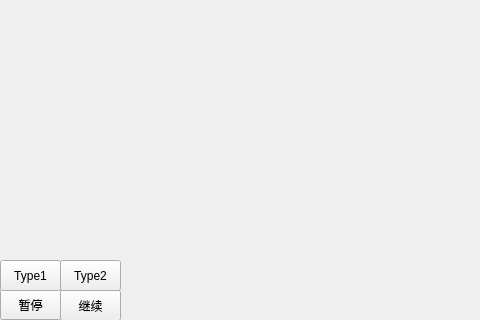
xiaoqiche/TowerDefenseQt, file mainwindow.ui: the form before one commit.
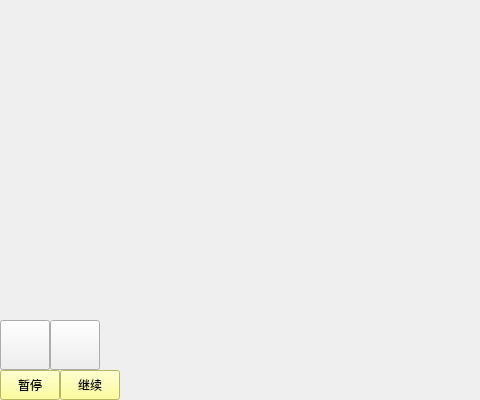
The form after the commit. Icons and pictures are not drawn.

What changed in the file:
```diff
--- a/mainwindow.ui
+++ b/mainwindow.ui
@@ -7,38 +7,29 @@
     <x>0</x>
     <y>0</y>
     <width>480</width>
-    <height>320</height>
+    <height>400</height>
    </rect>
   </property>
   <property name="windowTitle">
    <string>MainWindow</string>
   </property>
   <widget class="QWidget" name="centralWidget">
-   <widget class="QPushButton" name="stop">
-    <property name="enabled">
-     <bool>true</bool>
-    </property>
-    <property name="geometry">
-     <rect>
-      <x>0</x>
-      <y>289</y>
-      <width>61</width>
-      <height>31</height>
-     </rect>
-    </property>
-    <property name="text">
-     <string>暂停</string>
-    </property>
-   </widget>
    <widget class="QPushButton" name="continue_2">
     <property name="geometry">
      <rect>
       <x>60</x>
-      <y>290</y>
-      <width>61</width>
-      <height>31</height>
+      <y>370</y>
+      <width>60</width>
+      <height>30</height>
      </rect>
     </property>
+    <property name="styleSheet">
+     <string notr="true">QPushButton{
+	font: 75 8pt &quot;Adobe 楷体 Std R&quot;;
+	background-color: rgb(255, 255, 127);
+}
+</string>
+    </property>
     <property name="text">
      <string>继续</string>
     </property>
@@ -47,31 +38,68 @@
     <property name="geometry">
      <rect>
       <x>0</x>
-      <y>260</y>
-      <width>61</width>
-      <height>31</height>
+      <y>320</y>
+      <width>50</width>
+      <height>50</height>
      </rect>
     </property>
     <property name="autoFillBackground">
      <bool>false</bool>
     </property>
+    <property name="styleSheet">
+     <string notr="true">QPushButton{
+	background-image: url(:/image/tower.png);
+}</string>
+    </property>
     <property name="text">
-     <string>Type1</string>
+     <string/>
     </property>
    </widget>
    <widget class="QPushButton" name="ChangeType_2">
     <property name="geometry">
      <rect>
-      <x>60</x>
-      <y>260</y>
-      <width>61</width>
-      <height>31</height>
+      <x>50</x>
+      <y>320</y>
+      <width>50</width>
+      <height>50</height>
      </rect>
     </property>
+    <property name="styleSheet">
+     <string notr="true">QPushButton{
+	background-image: url(:/image/tower2.png);
+}</string>
+    </property>
     <property name="text">
-     <string>Type2</string>
+     <string/>
     </property>
    </widget>
+   <widget class="QPushButton" name="stop">
+    <property name="enabled">
+     <bool>true</bool>
+    </property>
+    <property name="geometry">
+     <rect>
+      <x>0</x>
+      <y>370</y>
+      <width>60</width>
+      <height>30</height>
+     </rect>
+    </property>
+    <property name="styleSheet">
+     <string notr="true">QPushButton{
+	font: 75 8pt &quot;Adobe 楷体 Std R&quot;;
+	background-color: rgb(255, 255, 127);
+}
+</string>
+    </property>
+    <property name="text">
+     <string>暂停</string>
+    </property>
+   </widget>
+   <zorder>ChangeType_2</zorder>
+   <zorder>continue_2</zorder>
+   <zorder>ChangeType</zorder>
+   <zorder>stop</zorder>
   </widget>
  </widget>
  <layoutdefault spacing="6" margin="11"/>
```
